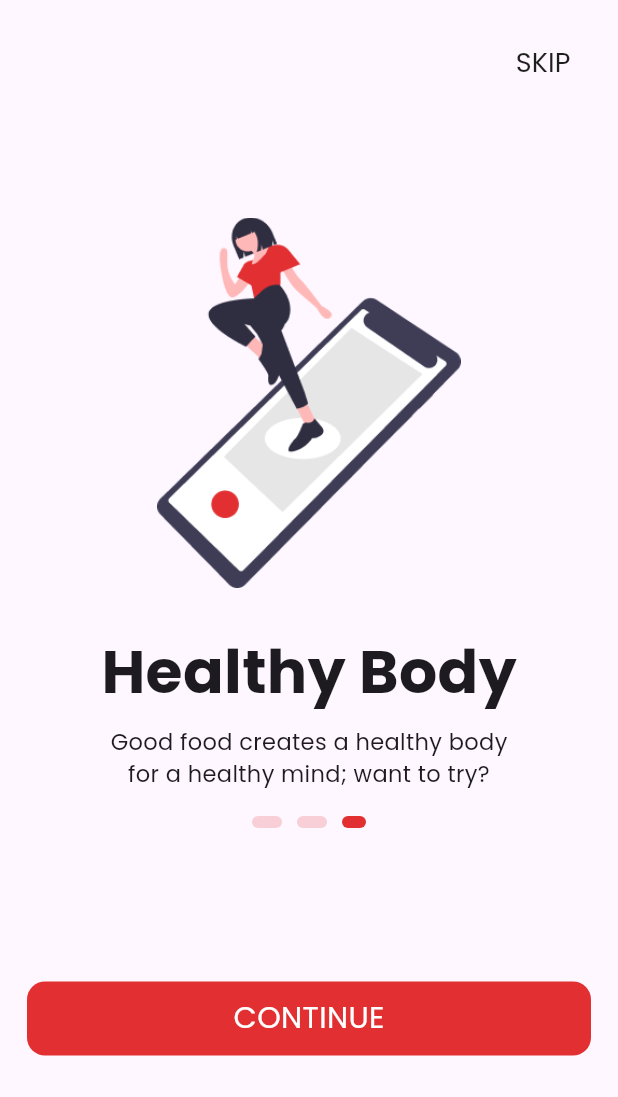
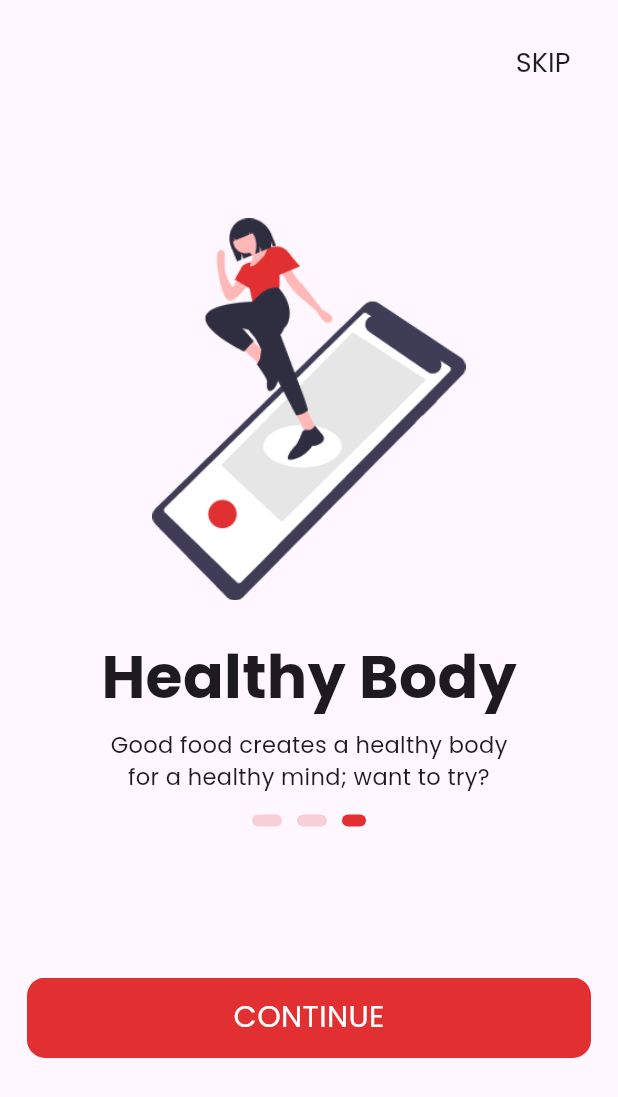
Before and after one commit to hngx-org/fit-food-ai, a Flutter app: the screen it shows after launch, swiped to page 3, on a phone screen of 412 x 824 dp. Shown: the top 1097 px of the screen. Run offline on Flutter 3.47's test engine with Material 2 defaults, Android fonts, the phone set to English and light mode, and no system bars; our stand-ins replace google_fonts.

Commit message:
fix: fixed height of app button & sizedboxes.

```diff
--- a/lib/components/widgets/app_button.dart
+++ b/lib/components/widgets/app_button.dart
@@ -22,7 +22,7 @@ class AppBTN extends StatelessWidget {
       splashColor: kcRedColorLight,
       child: Container(
         width: double.infinity,
-        height: height * 0.06,
+        height: height * 0.065,
         decoration: BoxDecoration(
           color: kcBtnColor,
           borderRadius: BorderRadius.circular(12),
--- a/lib/features/onboarding/components/onboarding_item.dart
+++ b/lib/features/onboarding/components/onboarding_item.dart
@@ -1,7 +1,6 @@
 import 'package:fit_food/components/shared/app_text.dart';
 import 'package:fit_food/features/onboarding/data/models/onboarding_info_model.dart';
 import 'package:flutter/material.dart';
-
 
 class OnboardingItem extends StatefulWidget {
   const OnboardingItem({super.key, required this.onboardingInfo});
@@ -15,22 +14,24 @@ class OnboardingItem extends StatefulWidget {
 class _OnboardingItemState extends State<OnboardingItem> {
   @override
   Widget build(BuildContext context) {
+    final height = MediaQuery.of(context).size.height;
+    final width = MediaQuery.of(context).size.width;
     return Column(
       children: [
         Expanded(child: Image.asset(widget.onboardingInfo.imageDir)),
-        const SizedBox(
-          height: 27,
+        SizedBox(
+          height: height * 0.027,
         ),
         AppTXT(
           text: widget.onboardingInfo.tittle,
           fontWeight: FontWeight.w700,
           fontSize: 40,
         ),
-        const SizedBox(
-          height: 8,
+        SizedBox(
+          height: height * 0.008,
         ),
         Padding(
-          padding: const EdgeInsets.symmetric(horizontal: 16.0),
+          padding: EdgeInsets.symmetric(horizontal: width * 0.016),
           child: AppTXT(
               textAlign: TextAlign.center,
               fontSize: 15,
--- a/lib/features/onboarding/view/onboarding_screen.dart
+++ b/lib/features/onboarding/view/onboarding_screen.dart
@@ -29,6 +29,7 @@ class _OnboardingScreenState extends State<OnboardingScreen> {
 
   @override
   Widget build(BuildContext context) {
+    final height = MediaQuery.of(context).size.height;
     return Scaffold(
       body: SafeArea(
         child: Padding(
@@ -40,15 +41,17 @@ class _OnboardingScreenState extends State<OnboardingScreen> {
                 child: Align(
                   alignment: Alignment.topRight,
                   child: TextButton(
-                        style: TextButton.styleFrom(
-                            foregroundColor: kcTxtColorDark),
+                    style:
+                        TextButton.styleFrom(foregroundColor: kcTxtColorDark),
                     onPressed: () {},
                     child: Text(
                       'SKIP',
-                          style: btnText.copyWith(
-                              color: kcTxtColorDark, fontSize: 18),
-                        )),
-                  )),
+                      style:
+                          btnText.copyWith(color: kcTxtColorDark, fontSize: 18),
+                    ),
+                  ),
+                ),
+              ),
               Expanded(
                   flex: 3,
                   child: PageView.builder(
@@ -57,8 +60,8 @@ class _OnboardingScreenState extends State<OnboardingScreen> {
                     itemBuilder: (context, index) => OnboardingItem(
                         onboardingInfo: OnboardingInfoModel.defaultInfo[index]),
                   )),
-              const SizedBox(
-                height: 18,
+              SizedBox(
+                height: height * 0.018,
               ),
               Center(
                   child: OnboardingIndicator(
@@ -73,8 +76,8 @@ class _OnboardingScreenState extends State<OnboardingScreen> {
                         title: 'CONTINUE',
                         onTap: () {},
                       ),
-                      crossFadeState:
-                          _currentPage+1 == OnboardingInfoModel.defaultInfo.length
+                      crossFadeState: _currentPage + 1 ==
+                              OnboardingInfoModel.defaultInfo.length
                           ? CrossFadeState.showSecond
                           : CrossFadeState.showFirst,
                       secondCurve: Curves.easeIn,
--- a/lib/main.dart
+++ b/lib/main.dart
@@ -12,6 +12,7 @@ class MyApp extends StatelessWidget {
   @override
   Widget build(BuildContext context) {
     return MaterialApp(
+      debugShowCheckedModeBanner: false,
       theme: ThemeData(
         colorScheme: ColorScheme.fromSeed(seedColor: Colors.deepPurple),
         useMaterial3: true,
```
Lines whose indentation alone changed are shown as unchanged.
